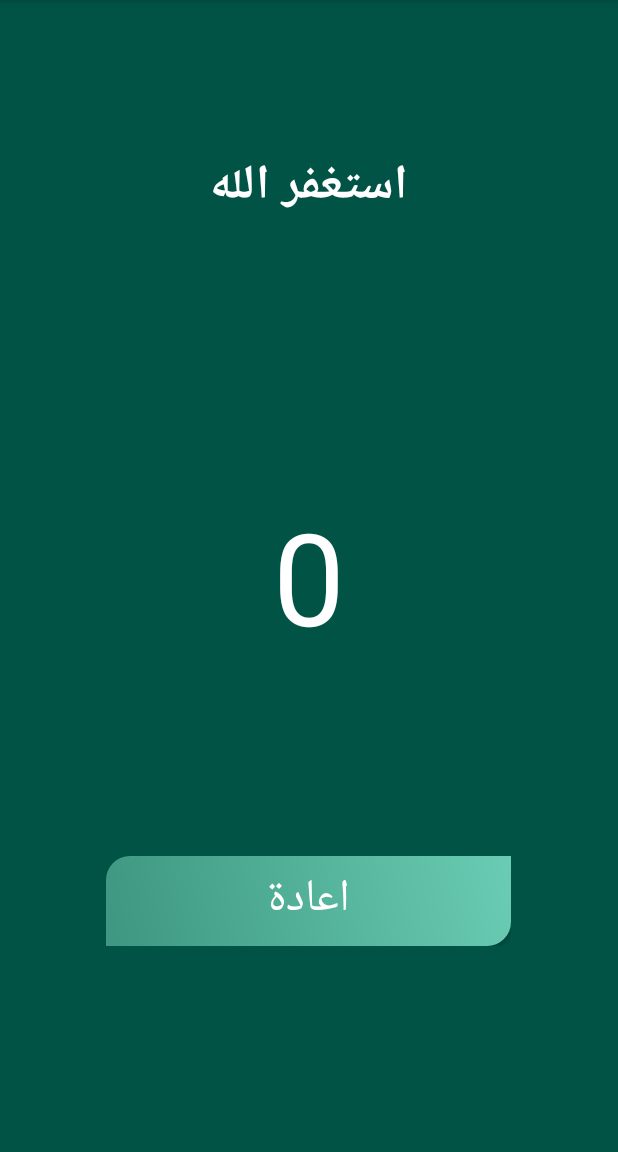
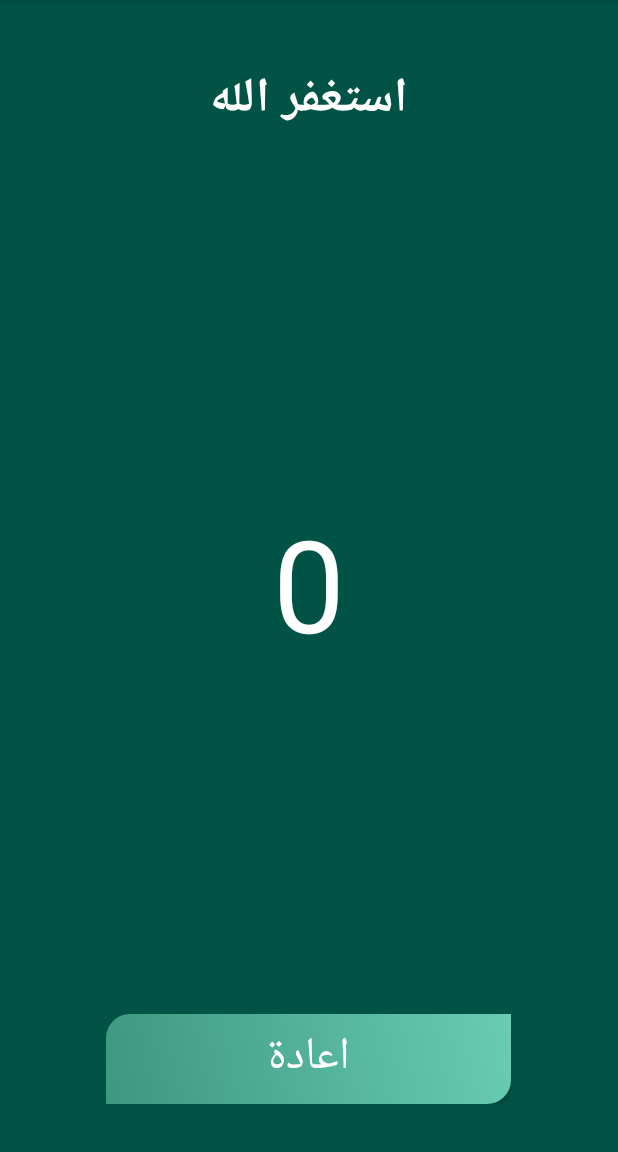
Before and after one commit to mohammedhemaid/Azkary, an Android app: the CounterFragment screen opened directly, with no data from a screen before it, on a phone screen of 412 x 824 dp, the part 84-1236 px from its top. Run offline under Robolectric (Android 15) with nearby library versions, the phone set to English and light mode, and no system bars.

Commit message:
update ui for big text devices

```diff
--- a/app/build.gradle
+++ b/app/build.gradle
@@ -4,12 +4,12 @@ plugins {
 }
 
 android {
-    compileSdk 30
+    compileSdk 32
 
     defaultConfig {
         applicationId "com.app.durdling.azkar"
         minSdk 21
-        targetSdk 30
+        targetSdk 32
         versionCode 1
         versionName "1.0"
 
--- a/app/src/main/res/layout/fragment_counter.xml
+++ b/app/src/main/res/layout/fragment_counter.xml
@@ -1,7 +1,5 @@
 <?xml version="1.0" encoding="utf-8"?>
 <RelativeLayout xmlns:android="http://schemas.android.com/apk/res/android"
-    xmlns:app="http://schemas.android.com/apk/res-auto"
-    xmlns:tools="http://schemas.android.com/tools"
     android:layout_width="match_parent"
     android:layout_height="match_parent"
     android:orientation="vertical"
@@ -12,12 +10,11 @@
         android:id="@+id/zeker"
         android:layout_width="match_parent"
         android:layout_height="wrap_content"
-        android:layout_above="@+id/countertext"
         android:layout_alignParentStart="true"
         android:layout_alignParentTop="true"
         android:layout_alignParentEnd="true"
         android:layout_marginStart="25dp"
-        android:layout_marginTop="98dp"
+        android:layout_marginTop="40dp"
         android:layout_marginEnd="25dp"
         android:layout_marginBottom="7dp"
         android:gravity="center_horizontal"
@@ -29,22 +26,21 @@
         android:id="@+id/countertext"
         android:layout_width="wrap_content"
         android:layout_height="wrap_content"
-        android:layout_centerInParent="true"
+        android:layout_below="@+id/zeker"
+        android:layout_above="@+id/resetLayout"
+        android:layout_centerHorizontal="true"
         android:gravity="center"
         android:text="0"
         android:textColor="#fff"
-        android:textSize="85sp"
-        app:layout_constraintBottom_toBottomOf="parent"
-        app:layout_constraintLeft_toLeftOf="parent"
-        app:layout_constraintRight_toRightOf="parent"
-        app:layout_constraintTop_toTopOf="parent" />
+        android:textSize="85sp" />
 
     <LinearLayout
+        android:id="@+id/resetLayout"
         android:layout_width="wrap_content"
         android:layout_height="wrap_content"
         android:orientation="horizontal"
-        android:layout_below="@+id/countertext"
-        android:layout_marginTop="130dp"
+        android:layout_alignParentBottom="true"
+        android:layout_marginBottom="32dp"
         android:layout_centerHorizontal="true"
         >
 
```
